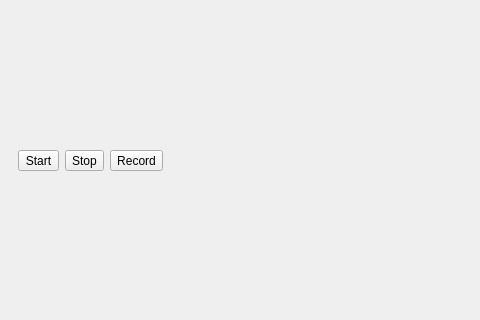
The window that src/gui/mainwindow.ui (joshuaeckroth/SURV-I) describes before a commit, drawn with Qt 5; both pictures show x 0 to 480 and y 84 to 404 of the 675 by 511 pixel window.
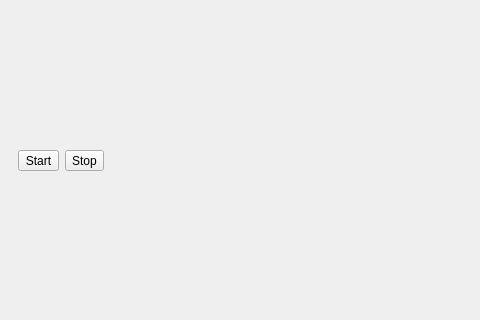
The same window after the commit. Icons and pictures are not drawn.

Commit message: Removed old code in source files, removed Record button, changed detection communication timeout.

Patch:
```diff
--- a/src/gui/mainwindow.ui
+++ b/src/gui/mainwindow.ui
@@ -52,20 +52,6 @@
          </property>
         </widget>
        </item>
-       <item>
-        <widget class="QToolButton" name="actionRecord">
-         <property name="text">
-          <string>Record</string>
-         </property>
-         <property name="icon">
-          <iconset resource="surv-1.qrc">
-           <normaloff>:/images/images/media-record.png</normaloff>:/images/images/media-record.png</iconset>
-         </property>
-         <property name="toolButtonStyle">
-          <enum>Qt::ToolButtonTextBesideIcon</enum>
-         </property>
-        </widget>
-       </item>
        <item>
         <spacer name="horizontalSpacer">
          <property name="orientation">
```
The commit also changes 4 other files.
